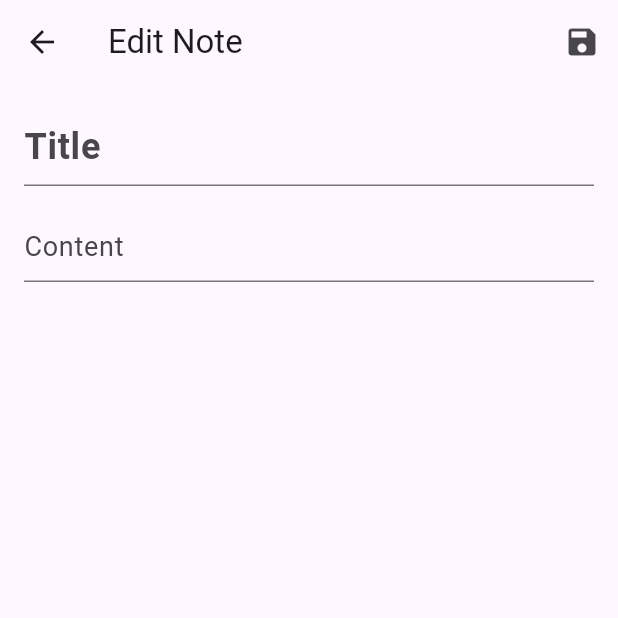
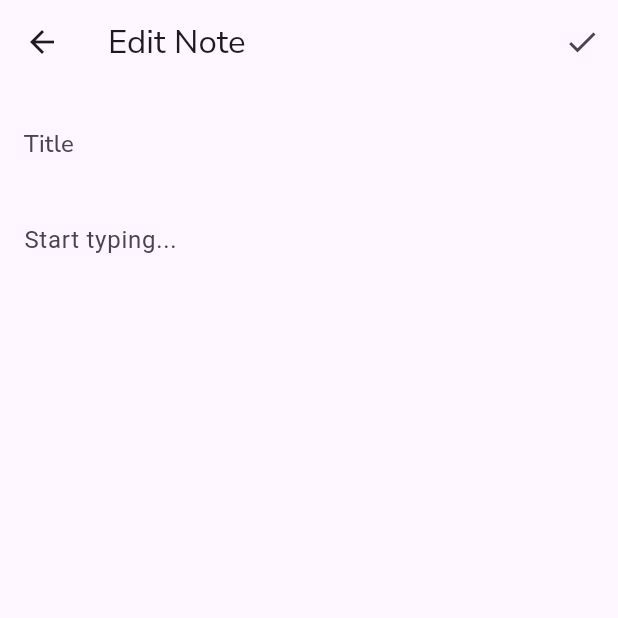
Before and after one commit to uzifauzi/Notes-App, a Flutter app: the EditNotePage screen opened directly with empty values, on a phone screen of 412 x 824 dp, the top half of it. Run offline on Flutter 3.47's test engine with Material 3 defaults, Android fonts, the phone set to English and light mode, and no system bars; our stand-ins replace flutter_riverpod, go_router, google_fonts, hive, hive_flutter; accounts and stored records are empty.

Commit message:
refactor: edit note and router

```diff
--- a/lib/main.dart
+++ b/lib/main.dart
@@ -1,6 +1,6 @@
 import 'package:flutter/material.dart';
 import 'package:flutter_riverpod/flutter_riverpod.dart';
-import 'package:notes_app/screens/home_page.dart';
+import 'package:notes_app/routes/router.dart';
 import 'package:notes_app/themes/text_theme.dart';
 
 import 'services/note_boxes.dart';
@@ -16,14 +16,14 @@ class MyApp extends StatelessWidget {
 
   @override
   Widget build(BuildContext context) {
-    return MaterialApp(
+    return MaterialApp.router(
+      routerConfig: router,
       title: 'Notely',
       theme: ThemeData(
         colorScheme: ColorScheme.fromSeed(seedColor: Colors.deepPurple),
         useMaterial3: true,
         textTheme: myTextTheme,
       ),
-      home: const HomePage(),
     );
   }
 }
--- /dev/null
+++ b/lib/routes/router.dart
@@ -0,0 +1,54 @@
+import 'package:flutter/material.dart';
+import 'package:go_router/go_router.dart';
+
+import '../screens/add_note_page.dart';
+import '../screens/detail_note_page.dart';
+import '../screens/edit_note_page.dart';
+import '../screens/home_page.dart';
+import '../services/note_boxes.dart';
+
+final GoRouter router = GoRouter(
+  routes: [
+    GoRoute(
+      path: '/',
+      builder: (context, state) => const HomePage(),
+      routes: [
+        GoRoute(
+          path: 'add',
+          builder: (context, state) => const AddNotePage(),
+        ),
+        GoRoute(
+          name: 'noteDetail',
+          path: 'detail/:title',
+          builder: (context, state) {
+            final String title = state.pathParameters['title'] ?? '';
+            final note = notePersons.get(title);
+
+            if (note != null) {
+              return NoteDetailPage(note: note);
+            } else {
+              return const Scaffold(
+                body: Center(child: Text('Note not found')),
+              );
+            }
+          },
+        ),
+        GoRoute(
+          path: 'edit/:title',
+          builder: (context, state) {
+            final String title = state.pathParameters['title']!;
+            final note = notePersons.get(title); // Ambil note berdasarkan title
+
+            if (note != null) {
+              return EditNotePage(note: note);
+            } else {
+              return const Scaffold(
+                body: Center(child: Text('Note not found')),
+              );
+            }
+          },
+        ),
+      ],
+    ),
+  ],
+);
--- a/lib/screens/add_note_page.dart
+++ b/lib/screens/add_note_page.dart
@@ -1,5 +1,6 @@
 import 'package:flutter/material.dart';
 import 'package:flutter_riverpod/flutter_riverpod.dart';
+import 'package:go_router/go_router.dart';
 import 'package:notes_app/provider/note_provider.dart';
 
 import '../models/note.dart';
@@ -23,7 +24,7 @@ class _AddNotePageState extends ConsumerState<AddNotePage> {
     );
 
     ref.read(noteListProvider.notifier).addNotes(note);
-    Navigator.pop(context);
+    context.go('/');
   }
 
   @override
@@ -65,6 +66,7 @@ class _AddNotePageState extends ConsumerState<AddNotePage> {
                 ),
                 maxLines: null, // Makes the text field grow with content
                 keyboardType: TextInputType.multiline,
+                style: Theme.of(context).textTheme.bodyMedium,
               ),
             ),
           ],
--- a/lib/screens/detail_note_page.dart
+++ b/lib/screens/detail_note_page.dart
@@ -1,5 +1,6 @@
 import 'package:flutter/material.dart';
 import 'package:flutter_riverpod/flutter_riverpod.dart';
+import 'package:go_router/go_router.dart';
 import 'package:notes_app/provider/note_provider.dart';
 import 'package:notes_app/screens/edit_note_page.dart';
 import '../models/note.dart';
@@ -19,8 +20,7 @@ class NoteDetailPage extends ConsumerWidget {
             onSelected: (value) {
               if (value == 'Delete') {
                 ref.read(noteListProvider.notifier).deleteNote(note.title);
-                Navigator.pop(
-                    context); // Kembali ke halaman utama setelah menghapus
+                context.go('/');
               } else if (value == 'Edit') {
                 Navigator.push(
                   context,
@@ -60,7 +60,7 @@ class NoteDetailPage extends ConsumerWidget {
           children: [
             Text(
               note.title,
-              style: Theme.of(context).textTheme.titleMedium,
+              style: Theme.of(context).textTheme.headlineSmall,
             ),
             const SizedBox(height: 16),
             Text(
--- a/lib/screens/edit_note_page.dart
+++ b/lib/screens/edit_note_page.dart
@@ -1,5 +1,6 @@
 import 'package:flutter/material.dart';
 import 'package:flutter_riverpod/flutter_riverpod.dart';
+import 'package:go_router/go_router.dart';
 import 'package:notes_app/provider/note_provider.dart';
 
 import '../models/note.dart';
@@ -40,7 +41,7 @@ class _EditNotePageState extends ConsumerState<EditNotePage> {
     );
 
     ref.read(noteListProvider.notifier).updateNote(updatedNote);
-    Navigator.pop(context); // Kembali ke halaman detail setelah menyimpan
+    context.go('/');
   }
 
   @override
@@ -50,7 +51,7 @@ class _EditNotePageState extends ConsumerState<EditNotePage> {
         title: const Text('Edit Note'),
         actions: [
           IconButton(
-            icon: const Icon(Icons.save),
+            icon: const Icon(Icons.check),
             onPressed: _saveNote,
           ),
         ],
@@ -64,23 +65,21 @@ class _EditNotePageState extends ConsumerState<EditNotePage> {
               controller: titleController,
               decoration: const InputDecoration(
                 hintText: 'Title',
+                border: InputBorder.none,
               ),
-              style: const TextStyle(
-                fontSize: 24,
-                fontWeight: FontWeight.bold,
-              ),
+              style: Theme.of(context).textTheme.titleMedium,
             ),
             const SizedBox(height: 16),
-            TextField(
-              controller: contentController,
-              decoration: const InputDecoration(
-                hintText: 'Content',
+            Expanded(
+              child: TextField(
+                controller: contentController,
+                decoration: const InputDecoration(
+                  hintText: 'Start typing...',
+                  border: InputBorder.none,
+                ),
+                maxLines: null, // Makes the text field grow with content
+                keyboardType: TextInputType.multiline,
               ),
-              style: const TextStyle(
-                fontSize: 18,
-                height: 1.5,
-              ),
-              maxLines: null,
             ),
           ],
         ),
--- a/lib/themes/text_theme.dart
+++ b/lib/themes/text_theme.dart
@@ -3,11 +3,15 @@ import 'package:google_fonts/google_fonts.dart';
 
 final myTextTheme = TextTheme(
   headlineMedium:
-      GoogleFonts.nunitoSans(fontSize: 20, fontWeight: FontWeight.bold),
+      GoogleFonts.nunitoSans(fontSize: 28, fontWeight: FontWeight.bold),
+  headlineSmall:
+      GoogleFonts.nunitoSans(fontSize: 24, fontWeight: FontWeight.bold),
   labelMedium: GoogleFonts.nunitoSans(
       fontSize: 16, fontWeight: FontWeight.w500, color: Colors.grey),
+  titleLarge: GoogleFonts.nunitoSans(fontSize: 22, fontWeight: FontWeight.w400),
   titleMedium:
-      GoogleFonts.nunitoSans(fontSize: 24, fontWeight: FontWeight.w700),
-  titleSmall: GoogleFonts.nunitoSans(fontSize: 18, fontWeight: FontWeight.w700),
-  bodyMedium: GoogleFonts.nunitoSans(fontSize: 12, fontWeight: FontWeight.w500),
+      GoogleFonts.nunitoSans(fontSize: 16, fontWeight: FontWeight.w500),
+  titleSmall: GoogleFonts.nunitoSans(fontSize: 14, fontWeight: FontWeight.w700),
+  bodyMedium: GoogleFonts.nunitoSans(fontSize: 14, fontWeight: FontWeight.w400),
+  bodySmall: GoogleFonts.nunitoSans(fontSize: 12, fontWeight: FontWeight.w400),
 );
--- a/pubspec.yaml
+++ b/pubspec.yaml
@@ -40,6 +40,7 @@ dependencies:
   hive: ^2.2.3
   flutter_riverpod: ^2.5.1
   uuid: ^4.4.2
+  go_router: ^14.2.7
 
 dev_dependencies:
   flutter_test:
```
Also changed, not shown: lib/screens/home_page.dart (+2 -5 lines), lib/widgets/note_card.dart (+4 -6 lines), pubspec.lock.
